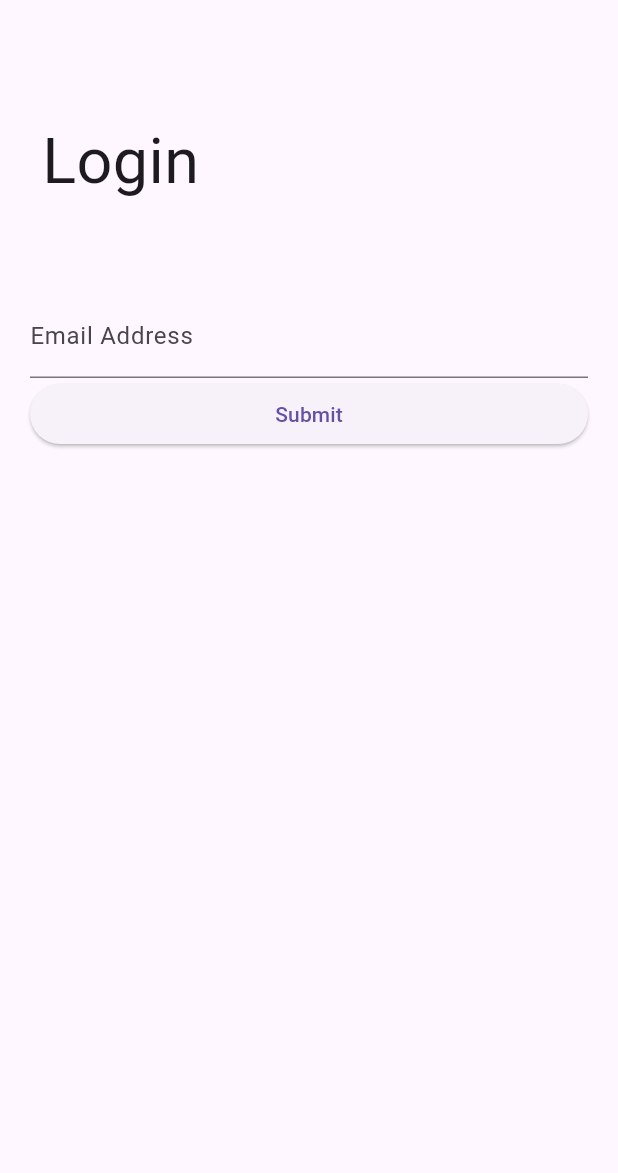
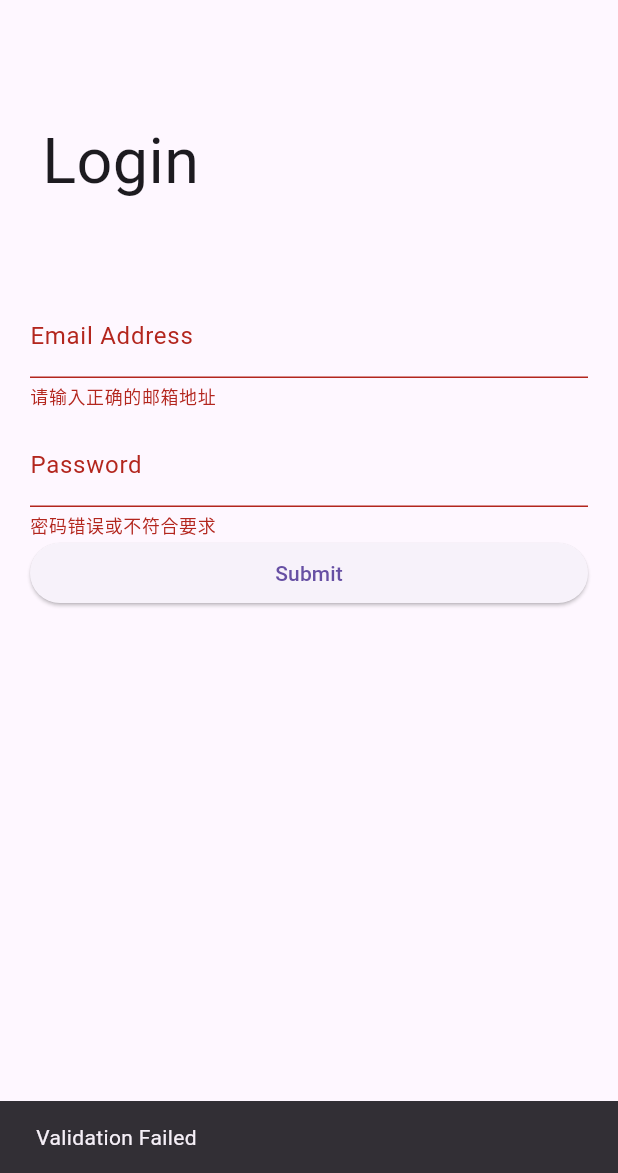
Before and after one commit to KirisameVanilla/meeting_room_appointment_system, a Flutter app: the screen it shows after launch, after a tap on "Submit", on a phone screen of 412 x 824 dp, the part 63-1236 px from its top. Run offline on Flutter 3.47's test engine with Material 3 defaults, Android fonts, the phone set to English and light mode, and no system bars.

Commit message:
add: login func

```diff
--- a/lib/pages/home_page.dart
+++ b/lib/pages/home_page.dart
@@ -18,12 +18,12 @@ class HomePageState extends State<HomePageWidget> {
   @override
   Widget build(BuildContext context) {
     return Scaffold(
-      key: _formKey,
+
       appBar: AppBar(title: Text('会议室预定系统')),
       drawer: AppDrawer(),
 
       body: Form(
-
+        key: _formKey,
         child: ListView(
           padding: const EdgeInsets.symmetric(horizontal: 20),
           children: [
@@ -38,9 +38,31 @@ class HomePageState extends State<HomePageWidget> {
                 if (!emailReg.hasMatch(v!)) {
                   return '请输入正确的邮箱地址';
                 }
+                return '';
               },
               //onSaved: (v) => _email = v!,
-
+            ),
+            const SizedBox(height: 10),
+            TextFormField(
+              decoration: const InputDecoration(labelText: 'Password'),
+              validator: (passwordValidator) {
+                var pwdReg = RegExp(
+                    r"^(?=.*[A-Z])(?=.*[a-z])(?=.*\d)(?=.*[@$!%*?&#^+=~])[A-Za-z\d@$!%*?&#^+=~]{8,}$");
+                var specialRegFirst = RegExp(
+                  r"[-]{2,}"
+                );
+                var specialRegSecond = RegExp(
+                  r"[;<>]{1,}"
+                );
+                if(specialRegFirst.hasMatch(passwordValidator!)||specialRegSecond.hasMatch(passwordValidator)){
+                  return '我是来写网站的，你想干什么？补药注入我口牙';
+                }
+                if (!pwdReg.hasMatch(passwordValidator)) {
+                  return '密码错误或不符合要求';
+                }
+                return '';
+              },
+              //onSaved: (v) => _email = v!,
             ),
             ElevatedButton(
               onPressed: () {
@@ -49,7 +71,13 @@ class HomePageState extends State<HomePageWidget> {
                   // If the form is valid, display a snackbar. In the real world,
                   // you'd often call a server or save the information in a database.
                   ScaffoldMessenger.of(context).showSnackBar(
-                    const SnackBar(content: Text('Processing Data')),
+                    SnackBar(content: Text('Validation Passed')),
+                  );
+                }
+                else {
+                  // 如果验证失败，也可以给出提示
+                  ScaffoldMessenger.of(context).showSnackBar(
+                    SnackBar(content: Text('Validation Failed')),
                   );
                 }
               },
```
